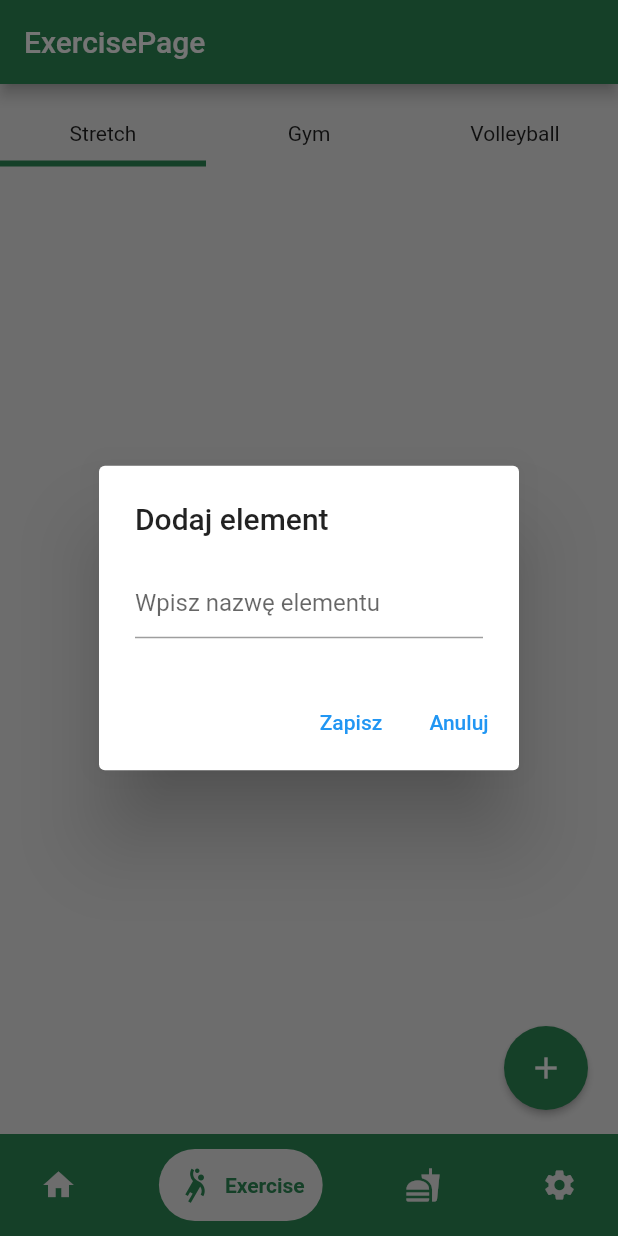
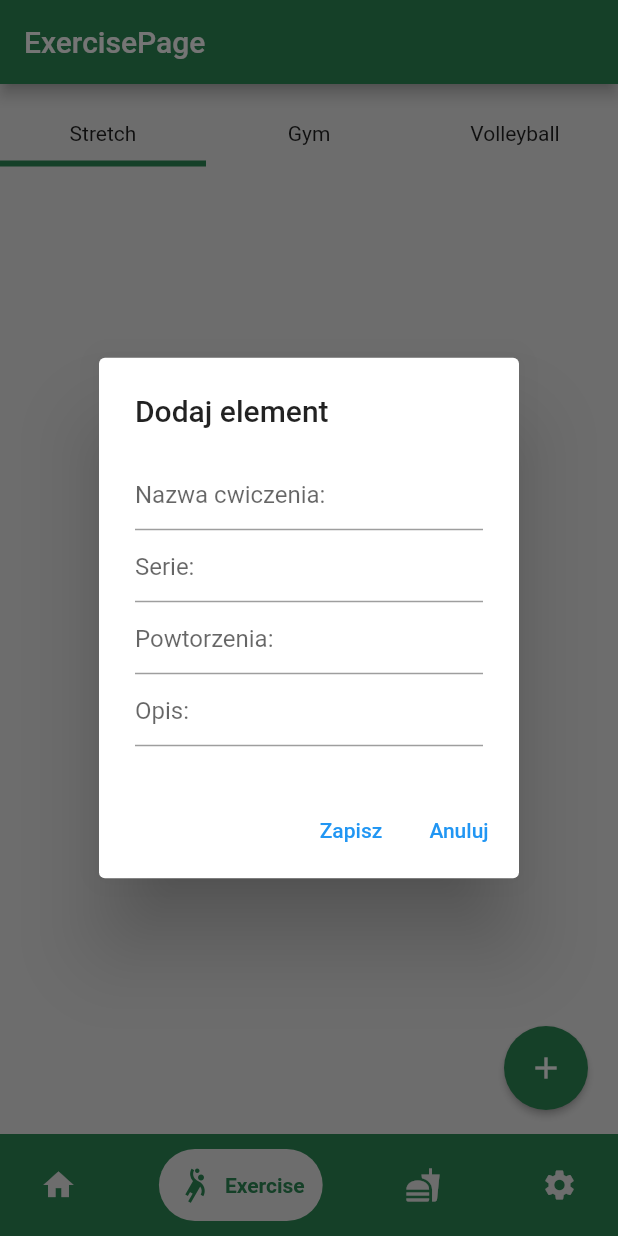
Before and after one commit to zysek11/LifestyleApplication, a Flutter app: the screen it shows after launch, item 2 of the bottom bar chosen, after a tap on the "add" icon, on a phone screen of 412 x 824 dp. Run offline on Flutter 3.47's test engine with Material 2 defaults, Android fonts, the light colour scheme and no system bars; drawn by our look-alikes of google_nav_bar; our stand-ins replace hive_flutter; accounts and stored records are empty.

Commit message:
hive w stretchingu - lista cwiczen
Dodanie hive do panelu w menu jako stretching (klasa stretching z adapterem) która jest listą zarządzalna z cwiczeniami ExercisePage -> Stretch.

```diff
--- a/lib/Pages/exerciseMenu/ExerciseStretch.dart
+++ b/lib/Pages/exerciseMenu/ExerciseStretch.dart
@@ -11,8 +11,15 @@ class ExerciseStretch extends StatefulWidget {
 
 class _ExerciseStretchState extends State<ExerciseStretch> {
   int _selectedIndex = -1;
-  final items = List<String>.generate(0, (i) => '${i + 1}');
 
+  late Box<Stretching> exercises;
+
+  @override
+  void initState()
+  {
+    super.initState();
+    exercises = Hive.box<Stretching>('exercises');
+  }
 
   @override
   Widget build(BuildContext context) {
@@ -26,16 +33,17 @@ class _ExerciseStretchState extends State<ExerciseStretch> {
                   separatorBuilder: (context, index) => SizedBox(height: 10),
                   shrinkWrap: true,
                   physics: const NeverScrollableScrollPhysics(),
-                  itemCount: items.length,
+                  itemCount: exercises.length,
                   itemBuilder: (BuildContext context, int index) {
                     final bool showMore =
                         _selectedIndex == index ? true : false;
-                    final item = items[index];
+                    final item = exercises.getAt(index);
+                    final keyString = item?.key.toString();
                     return Dismissible(
-                      key: Key(item),
+                      key: Key(keyString!),
                       onDismissed: (direction) {
                         setState(() {
-                          items.removeAt(index);
+                          exercises.deleteAt(index);
                         });
                       },
                       background: Container(
@@ -68,12 +76,11 @@ class _ExerciseStretchState extends State<ExerciseStretch> {
                             },
                             leading: const Icon(Icons.sports_gymnastics, size: 32,
                               color: Color(0xFFEC9006),),
-                            title: Container(
-                              child: Column(
+                            title: Column(
                               crossAxisAlignment: CrossAxisAlignment.start,
                               children: [
                                 Text(
-                                    'Nazwa cwiczenia: $item',
+                                  'Nazwa cwiczenia: ${item?.name}',
                                   style: const TextStyle(
                                       fontSize: 20,
                                       color: Color(0xFF2E8B57),
@@ -96,7 +103,7 @@ class _ExerciseStretchState extends State<ExerciseStretch> {
                                                       FontWeight.bold),
                                             ),
                                             TextSpan(
-                                                text: '$item',
+                                              text: '${item?.series}',
                                               style: const TextStyle(
                                                 fontSize: 16,
                                                 color: Colors.black,
@@ -120,7 +127,7 @@ class _ExerciseStretchState extends State<ExerciseStretch> {
                                                       FontWeight.bold),
                                             ),
                                             TextSpan(
-                                                text: '$item',
+                                              text: '${item?.repeats}',
                                               style: const TextStyle(
                                                 fontSize: 16,
                                                 color: Colors.black,
@@ -134,14 +141,10 @@ class _ExerciseStretchState extends State<ExerciseStretch> {
                                 ),
                                 if (showMore) const SizedBox(height: 10),
                                 if (showMore)
-                                    const Text(
-                                      "To jest dodatkowy napis\n"
-                                      "Tu jest druga linijka tego napisu\n"
-                                      "Tu jest trzecia i ostatnia linijka",
-                                      style: TextStyle(fontSize: 16),
+                                  Text( '${item?.description}',
+                                    style: const TextStyle(fontSize: 16),
                                   )
                               ],
-                              ),
                             ),
                             trailing: showMore == true
                                 ? const Icon(Icons.arrow_drop_up_sharp)
@@ -170,20 +173,47 @@ class _ExerciseStretchState extends State<ExerciseStretch> {
                 showDialog(
                     context: context,
                     builder: (BuildContext context) {
-                      final textController = TextEditingController();
+                      final textController1 = TextEditingController();
+                      final textController2 = TextEditingController();
+                      final textController3 = TextEditingController();
+                      final textController4 = TextEditingController();
                       return AlertDialog(
                         title: Text('Dodaj element'),
-                        content: TextField(
-                          controller: textController,
-                          decoration: InputDecoration(hintText: "Wpisz nazwę elementu"),
+                        content: SingleChildScrollView(
+                          child: Column(
+                            mainAxisSize: MainAxisSize.min,
+                            children: [
+                              TextField(
+                                controller: textController1,
+                                decoration: InputDecoration(hintText: "Nazwa cwiczenia:"),
+                              ),
+                              TextField(
+                                controller: textController2,
+                                decoration: InputDecoration(hintText: "Serie: "),
+                              ),
+                              TextField(
+                                controller: textController3,
+                                decoration: InputDecoration(hintText: "Powtorzenia: "),
+                              ),
+                              TextField(
+                                controller: textController4,
+                                decoration: InputDecoration(hintText: "Opis: "),
+                              ),
+                            ],
+                          ),
                         ),
                         actions: [
                           TextButton(
                             child: Text('Zapisz'),
                             onPressed: () {
-                              final element = textController.text;
+                              final exercise = Stretching(
+                                textController1.text,
+                                int.parse(textController2.text),
+                                int.parse(textController3.text),
+                                textController4.text,
+                              );
                               setState(() {
-                                items.add(element); // dodanie elementu do listy
+                                exercises.add(exercise); // dodanie elementu do listy
                               });
                               Navigator.of(context).pop();
                             },
```
Lines whose indentation alone changed are shown as unchanged.
